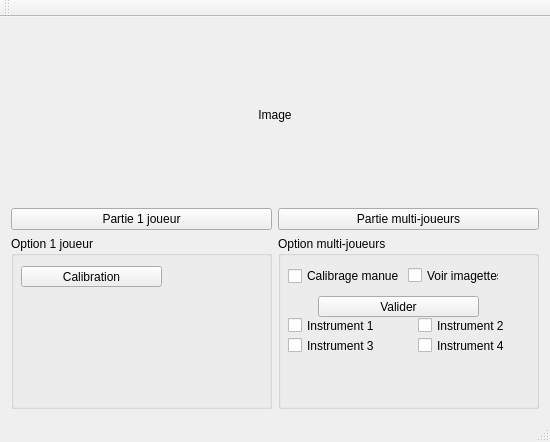
arnaudricaud/Tap_The_Rainbow, file Tap_The_Rainbow/mainwindow.ui: the form before one commit.
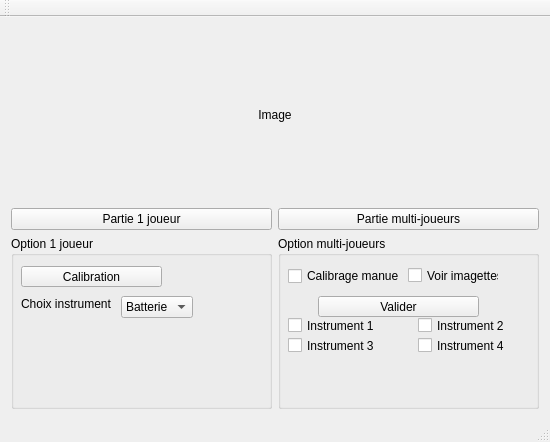
The form after the commit.

Commit message: ajout instrument solo

Patch:
```diff
--- a/Tap_The_Rainbow/mainwindow.ui
+++ b/Tap_The_Rainbow/mainwindow.ui
@@ -68,6 +68,49 @@
           <string>Calibration</string>
          </property>
         </widget>
+        <widget class="QComboBox" name="comboBox">
+         <property name="geometry">
+          <rect>
+           <x>110</x>
+           <y>60</y>
+           <width>72</width>
+           <height>22</height>
+          </rect>
+         </property>
+         <item>
+          <property name="text">
+           <string>Batterie</string>
+          </property>
+         </item>
+         <item>
+          <property name="text">
+           <string>Piano</string>
+          </property>
+         </item>
+         <item>
+          <property name="text">
+           <string>Flûte</string>
+          </property>
+         </item>
+         <item>
+          <property name="text">
+           <string>Harpe</string>
+          </property>
+         </item>
+        </widget>
+        <widget class="QLabel" name="label">
+         <property name="geometry">
+          <rect>
+           <x>10</x>
+           <y>60</y>
+           <width>91</width>
+           <height>16</height>
+          </rect>
+         </property>
+         <property name="text">
+          <string>Choix instrument :</string>
+         </property>
+        </widget>
        </widget>
       </item>
       <item>
```
Left out of the diff: 2 changed lines with no effect on the pictures. The commit also changes 8 other files.
